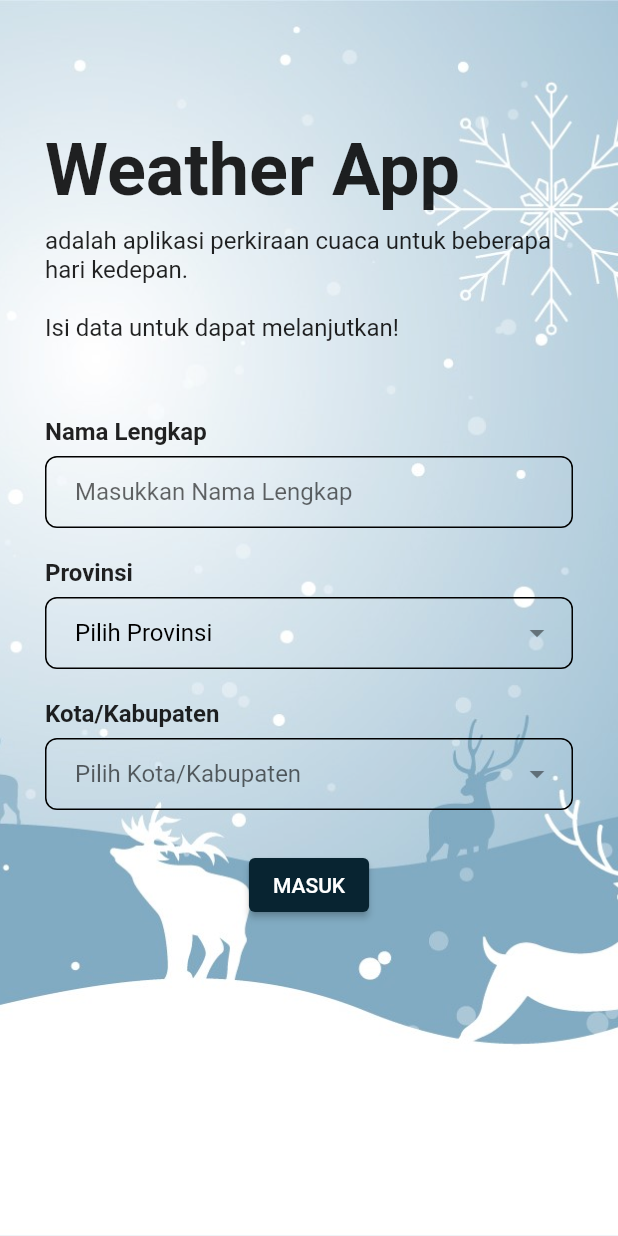
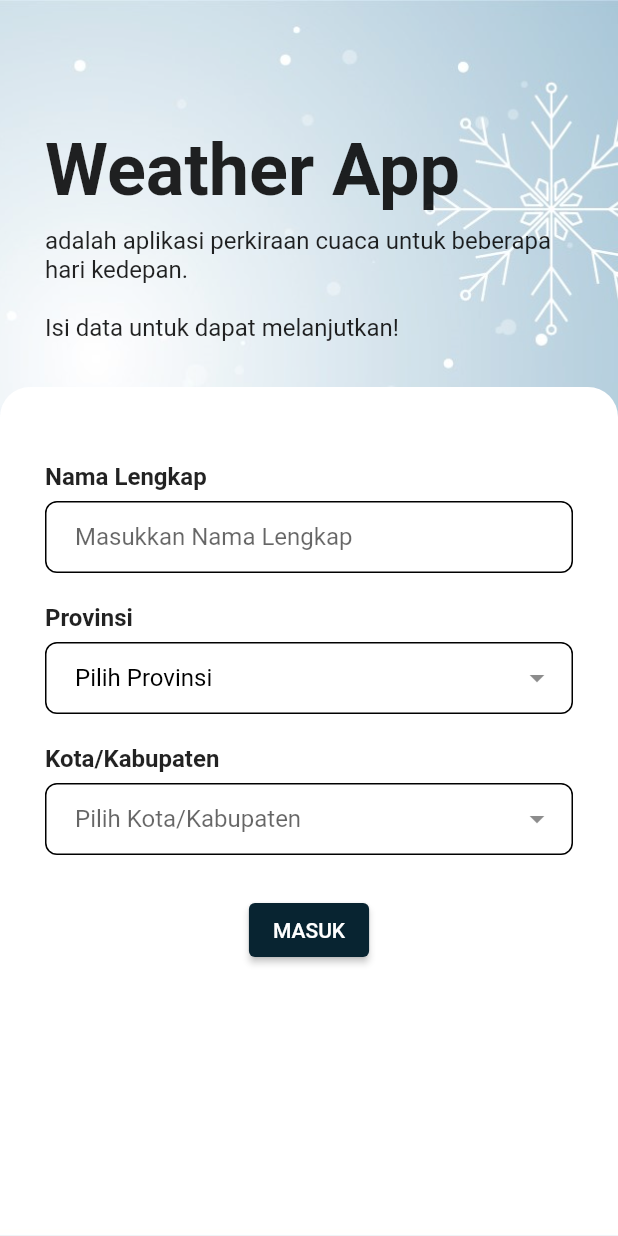
Before and after one commit to nugroh03/weatherapp, a Flutter app: the screen it shows after launch, on a phone screen of 412 x 824 dp. Run offline on Flutter 3.47's test engine with Material 2 defaults, Android fonts, the phone set to English and light mode, and no system bars; our stand-ins replace connectivity, substring_highlight.

Commit message:
. lanjut chek di rumah

```diff
--- a/lib/pages/first_page.dart
+++ b/lib/pages/first_page.dart
@@ -474,19 +474,20 @@ class _FirstPageState extends State<FirstPage> {
         child: Scaffold(
           backgroundColor: Colors.transparent,
           body: Container(
+            height: MediaQuery.of(context).size.height,
             child: SingleChildScrollView(
               child: Container(
-                padding: EdgeInsets.symmetric(horizontal: 30),
                 child: Form(
                   key: formKey,
                   child: Column(
-                    mainAxisAlignment: MainAxisAlignment.start,
-                    crossAxisAlignment: CrossAxisAlignment.start,
+                    mainAxisSize: MainAxisSize.max,
+                    crossAxisAlignment: CrossAxisAlignment.stretch,
                     children: <Widget>[
                       SizedBox(
                         height: 85,
                       ),
                       Container(
+                        padding: EdgeInsets.symmetric(horizontal: 30),
                         child: Row(
                           mainAxisAlignment: MainAxisAlignment.spaceBetween,
                           children: [
@@ -501,21 +502,41 @@ class _FirstPageState extends State<FirstPage> {
                       SizedBox(
                         height: 10,
                       ),
-                      Text(
+                      Container(
+                        padding: EdgeInsets.symmetric(horizontal: 30),
+                        child: Text(
                           'adalah aplikasi perkiraan cuaca untuk beberapa hari kedepan.',
                           style: TextStyle(
                             fontSize: 16,
                           ),
                         ),
+                      ),
                       SizedBox(
                         height: 20,
                       ),
-                      Text(
+                      Container(
+                        padding: EdgeInsets.symmetric(horizontal: 30),
+                        child: Text(
                           'Isi data untuk dapat melanjutkan!',
                           style: TextStyle(
                             fontSize: 16,
                           ),
                         ),
+                      ),
+                      SizedBox(
+                        height: 30,
+                      ),
+                      Container(
+                        height: MediaQuery.of(context).size.height - (270),
+                        padding: EdgeInsets.symmetric(horizontal: 30),
+                        width: MediaQuery.of(context).size.width,
+                        decoration: BoxDecoration(
+                            color: Colors.white,
+                            borderRadius: BorderRadius.only(
+                                topLeft: Radius.circular(20),
+                                topRight: Radius.circular(20))),
+                        child: Column(
+                          children: [
                             SizedBox(
                               height: 50,
                             ),
@@ -532,15 +553,15 @@ class _FirstPageState extends State<FirstPage> {
                                           width: 16,
                                           child: CircularProgressIndicator(
                                             strokeWidth: 2,
-                                      valueColor:
-                                          AlwaysStoppedAnimation(thirdColor),
+                                            valueColor: AlwaysStoppedAnimation(
+                                                thirdColor),
                                           ),
                                         )
                                       : signin()),
                             ),
-                      SizedBox(
-                        height: 80,
+                          ],
                         ),
+                      )
                     ],
                   ),
                 ),
```
Lines whose indentation alone changed are shown as unchanged.
